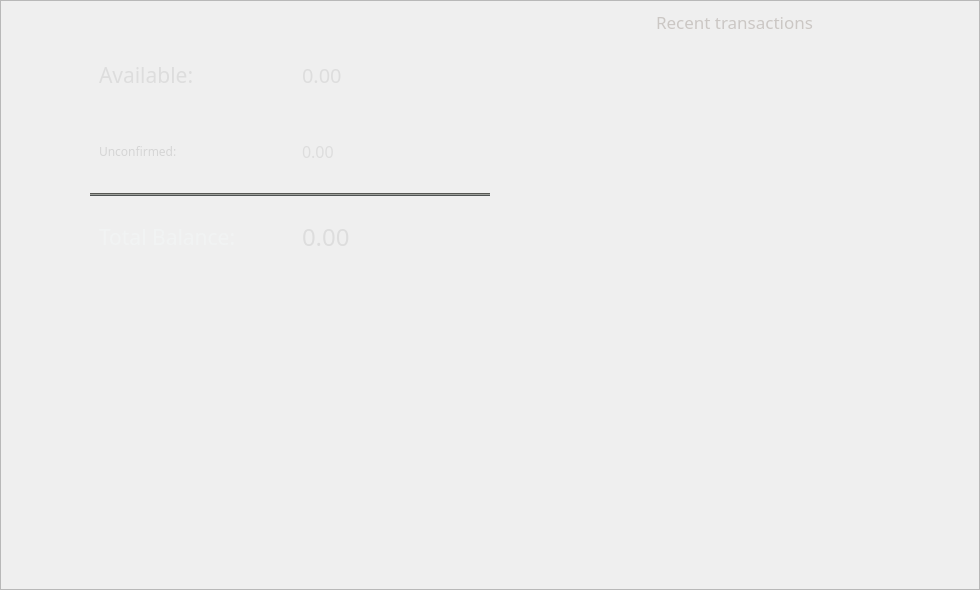
Qt form src/gui/ui/overviewframe.ui (aejontargaryen/FanGoldWallet) before a commit.
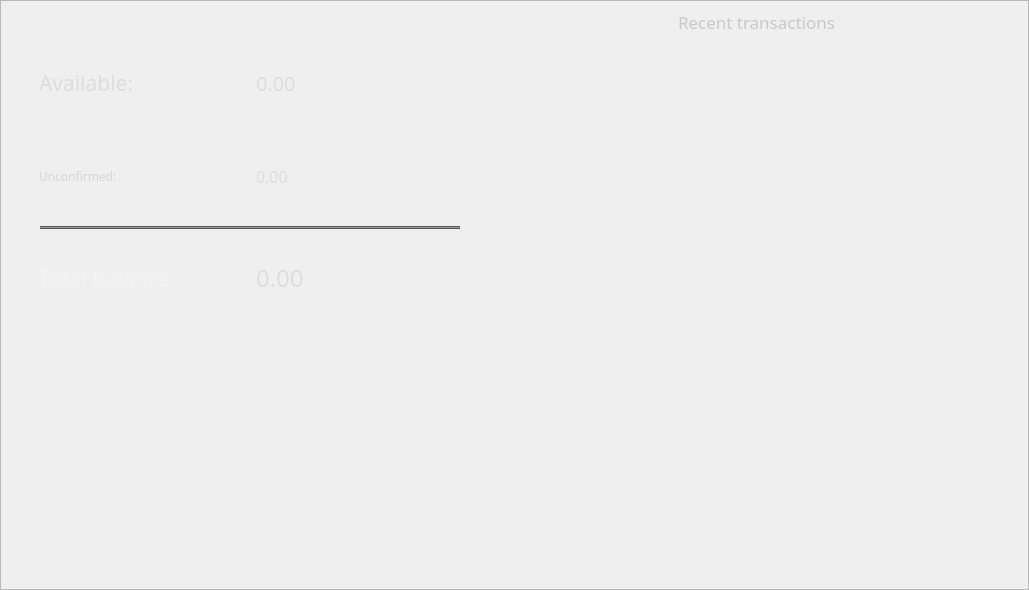
The same form after that commit.

Commit message: Main TV screen balance

Diff of the .ui file:
```diff
--- a/src/gui/ui/overviewframe.ui
+++ b/src/gui/ui/overviewframe.ui
@@ -6,7 +6,7 @@
    <rect>
     <x>0</x>
     <y>0</y>
-    <width>980</width>
+    <width>1029</width>
     <height>590</height>
    </rect>
   </property>
@@ -351,6 +351,54 @@
      </layout>
     </widget>
    </item>
+   <item row="2" column="1">
+    <spacer name="verticalSpacer">
+     <property name="orientation">
+      <enum>Qt::Vertical</enum>
+     </property>
+     <property name="sizeType">
+      <enum>QSizePolicy::Expanding</enum>
+     </property>
+     <property name="sizeHint" stdset="0">
+      <size>
+       <width>20</width>
+       <height>200</height>
+      </size>
+     </property>
+    </spacer>
+   </item>
+   <item row="0" column="1">
+    <spacer name="verticalSpacer_2">
+     <property name="orientation">
+      <enum>Qt::Vertical</enum>
+     </property>
+     <property name="sizeType">
+      <enum>QSizePolicy::Maximum</enum>
+     </property>
+     <property name="sizeHint" stdset="0">
+      <size>
+       <width>20</width>
+       <height>30</height>
+      </size>
+     </property>
+    </spacer>
+   </item>
+   <item row="1" column="0">
+    <spacer name="horizontalSpacer_3">
+     <property name="orientation">
+      <enum>Qt::Horizontal</enum>
+     </property>
+     <property name="sizeType">
+      <enum>QSizePolicy::Maximum</enum>
+     </property>
+     <property name="sizeHint" stdset="0">
+      <size>
+       <width>20</width>
+       <height>20</height>
+      </size>
+     </property>
+    </spacer>
+   </item>
    <item row="1" column="1">
     <widget class="QFrame" name="m_overviewWalletFrame">
      <property name="sizePolicy">
@@ -361,14 +409,14 @@
      </property>
      <property name="minimumSize">
       <size>
-       <width>400</width>
-       <height>200</height>
-      </size>
-     </property>
-     <property name="maximumSize">
-      <size>
        <width>500</width>
-       <height>250</height>
+       <height>300</height>
+      </size>
+     </property>
+     <property name="maximumSize">
+      <size>
+       <width>550</width>
+       <height>300</height>
       </size>
      </property>
      <property name="palette">
@@ -915,33 +963,6 @@
         </property>
        </widget>
       </item>
-      <item row="3" column="0">
-       <widget class="QLabel" name="label_6">
-        <property name="font">
-         <font>
-          <family>Cinzel</family>
-          <pointsize>16</pointsize>
-         </font>
-        </property>
-        <property name="autoFillBackground">
-         <bool>false</bool>
-        </property>
-        <property name="styleSheet">
-         <string notr="true">font-family: Cinzel;
-background-color: transparent;
-color:rgb(238, 238, 236);</string>
-        </property>
-        <property name="text">
-         <string>&lt;html&gt;&lt;head/&gt;&lt;body&gt;&lt;p&gt;&lt;span style=&quot; color:#f1f3f3;&quot;&gt;Total Balance:&lt;/span&gt;&lt;/p&gt;&lt;/body&gt;&lt;/html&gt;</string>
-        </property>
-        <property name="scaledContents">
-         <bool>false</bool>
-        </property>
-        <property name="indent">
-         <number>9</number>
-        </property>
-       </widget>
-      </item>
       <item row="0" column="0">
        <widget class="QLabel" name="label_2">
         <property name="font">
@@ -966,6 +987,33 @@
         </property>
        </widget>
       </item>
+      <item row="4" column="0">
+       <widget class="QLabel" name="label_6">
+        <property name="font">
+         <font>
+          <family>Cinzel</family>
+          <pointsize>16</pointsize>
+         </font>
+        </property>
+        <property name="autoFillBackground">
+         <bool>false</bool>
+        </property>
+        <property name="styleSheet">
+         <string notr="true">font-family: Cinzel;
+background-color: transparent;
+color:rgb(238, 238, 236);</string>
+        </property>
+        <property name="text">
+         <string>&lt;html&gt;&lt;head/&gt;&lt;body&gt;&lt;p&gt;&lt;span style=&quot; color:#f1f3f3;&quot;&gt;Total Balance:&lt;/span&gt;&lt;/p&gt;&lt;/body&gt;&lt;/html&gt;</string>
+        </property>
+        <property name="scaledContents">
+         <bool>false</bool>
+        </property>
+        <property name="indent">
+         <number>9</number>
+        </property>
+       </widget>
+      </item>
       <item row="1" column="1">
        <widget class="QLabel" name="m_pendingBalanceLabel">
         <property name="minimumSize">
@@ -1176,6 +1224,12 @@
       </item>
       <item row="1" column="2">
        <widget class="QLabel" name="m_tickerLabel2">
+        <property name="maximumSize">
+         <size>
+          <width>50</width>
+          <height>16777215</height>
+         </size>
+        </property>
         <property name="font">
          <font>
           <weight>75</weight>
@@ -1196,8 +1250,14 @@
         </property>
        </widget>
       </item>
-      <item row="3" column="2">
+      <item row="4" column="2">
        <widget class="QLabel" name="m_tickerLabel3">
+        <property name="maximumSize">
+         <size>
+          <width>50</width>
+          <height>16777215</height>
+         </size>
+        </property>
         <property name="font">
          <font>
           <weight>75</weight>
@@ -1219,6 +1279,34 @@
         </property>
        </widget>
       </item>
+      <item row="0" column="2">
+       <widget class="QLabel" name="m_tickerLabel1">
+        <property name="maximumSize">
+         <size>
+          <width>50</width>
+          <height>16777215</height>
+         </size>
+        </property>
+        <property name="font">
+         <font>
+          <weight>75</weight>
+          <bold>true</bold>
+         </font>
+        </property>
+        <property name="styleSheet">
+         <string notr="true">color: qconicalgradient(cx:0.30307, cy:0.705, angle:205.6, stop:0.169154 rgba(204, 181, 74, 255), stop:0.268657 rgba(235, 219, 102, 255), stop:0.333333 rgba(245, 236, 112, 255), stop:0.422886 rgba(209, 190, 76, 255), stop:0.487562 rgba(187, 156, 51, 255), stop:0.507463 rgba(187, 156, 51, 255), stop:0.537313 rgba(194, 177, 31, 255), stop:0.606965 rgba(202, 174, 68, 255), stop:0.666667 rgba(218, 202, 86, 255), stop:0.746269 rgba(208, 187, 73, 255));
+background-color: transparent;
+font-weight: bold;
+</string>
+        </property>
+        <property name="text">
+         <string notr="true"/>
+        </property>
+        <property name="indent">
+         <number>-1</number>
+        </property>
+       </widget>
+      </item>
       <item row="1" column="0">
        <widget class="QLabel" name="label_4">
         <property name="palette">
@@ -1411,29 +1499,7 @@
         </property>
        </widget>
       </item>
-      <item row="0" column="2">
-       <widget class="QLabel" name="m_tickerLabel1">
-        <property name="font">
-         <font>
-          <weight>75</weight>
-          <bold>true</bold>
-         </font>
-        </property>
-        <property name="styleSheet">
-         <string notr="true">color: qconicalgradient(cx:0.30307, cy:0.705, angle:205.6, stop:0.169154 rgba(204, 181, 74, 255), stop:0.268657 rgba(235, 219, 102, 255), stop:0.333333 rgba(245, 236, 112, 255), stop:0.422886 rgba(209, 190, 76, 255), stop:0.487562 rgba(187, 156, 51, 255), stop:0.507463 rgba(187, 156, 51, 255), stop:0.537313 rgba(194, 177, 31, 255), stop:0.606965 rgba(202, 174, 68, 255), stop:0.666667 rgba(218, 202, 86, 255), stop:0.746269 rgba(208, 187, 73, 255));
-background-color: transparent;
-font-weight: bold;
-</string>
-        </property>
-        <property name="text">
-         <string notr="true"/>
-        </property>
-        <property name="indent">
-         <number>-1</number>
-        </property>
-       </widget>
-      </item>
-      <item row="3" column="1">
+      <item row="4" column="1">
        <widget class="QLabel" name="m_totalBalanceLabel">
         <property name="palette">
          <palette>
@@ -1638,17 +1704,32 @@
         </property>
        </widget>
       </item>
-      <item row="2" column="0" colspan="2">
+      <item row="3" column="0" colspan="3">
        <widget class="Line" name="line">
         <property name="windowModality">
          <enum>Qt::NonModal</enum>
         </property>
+        <property name="enabled">
+         <bool>true</bool>
+        </property>
+        <property name="sizePolicy">
+         <sizepolicy hsizetype="Maximum" vsizetype="Fixed">
+          <horstretch>0</horstretch>
+          <verstretch>0</verstretch>
+         </sizepolicy>
+        </property>
         <property name="minimumSize">
          <size>
           <width>400</width>
           <height>0</height>
          </size>
         </property>
+        <property name="maximumSize">
+         <size>
+          <width>430</width>
+          <height>16777215</height>
+         </size>
+        </property>
         <property name="font">
          <font>
           <weight>50</weight>
@@ -1661,10 +1742,13 @@
         </property>
         <property name="styleSheet">
          <string notr="true">background-color: qlineargradient(spread:repeat, x1:1, y1:1, x2:1, y2:0, stop:0.0696517 rgba(46, 52, 54, 255), stop:0.308458 rgba(127, 127, 127, 255), stop:0.522388 rgba(162, 164, 158, 255), stop:0.781095 rgba(108, 109, 105, 255), stop:0.930348 rgba(47, 48, 46, 255));
-border-radius: 8px;</string>
+border-radius: 8px;
+margin-left: 10px;
+
+</string>
         </property>
         <property name="frameShadow">
-         <enum>QFrame::Raised</enum>
+         <enum>QFrame::Sunken</enum>
         </property>
         <property name="lineWidth">
          <number>21</number>
@@ -1680,54 +1764,6 @@
      </layout>
     </widget>
    </item>
-   <item row="2" column="1">
-    <spacer name="verticalSpacer">
-     <property name="orientation">
-      <enum>Qt::Vertical</enum>
-     </property>
-     <property name="sizeType">
-      <enum>QSizePolicy::Expanding</enum>
-     </property>
-     <property name="sizeHint" stdset="0">
-      <size>
-       <width>20</width>
-       <height>300</height>
-      </size>
-     </property>
-    </spacer>
-   </item>
-   <item row="0" column="1">
-    <spacer name="verticalSpacer_2">
-     <property name="orientation">
-      <enum>Qt::Vertical</enum>
-     </property>
-     <property name="sizeType">
-      <enum>QSizePolicy::Maximum</enum>
-     </property>
-     <property name="sizeHint" stdset="0">
-      <size>
-       <width>20</width>
-       <height>30</height>
-      </size>
-     </property>
-    </spacer>
-   </item>
-   <item row="1" column="0">
-    <spacer name="horizontalSpacer_3">
-     <property name="orientation">
-      <enum>Qt::Horizontal</enum>
-     </property>
-     <property name="sizeType">
-      <enum>QSizePolicy::Maximum</enum>
-     </property>
-     <property name="sizeHint" stdset="0">
-      <size>
-       <width>80</width>
-       <height>20</height>
-      </size>
-     </property>
-    </spacer>
-   </item>
   </layout>
  </widget>
  <resources>
```
The commit also changes 4 other files.
